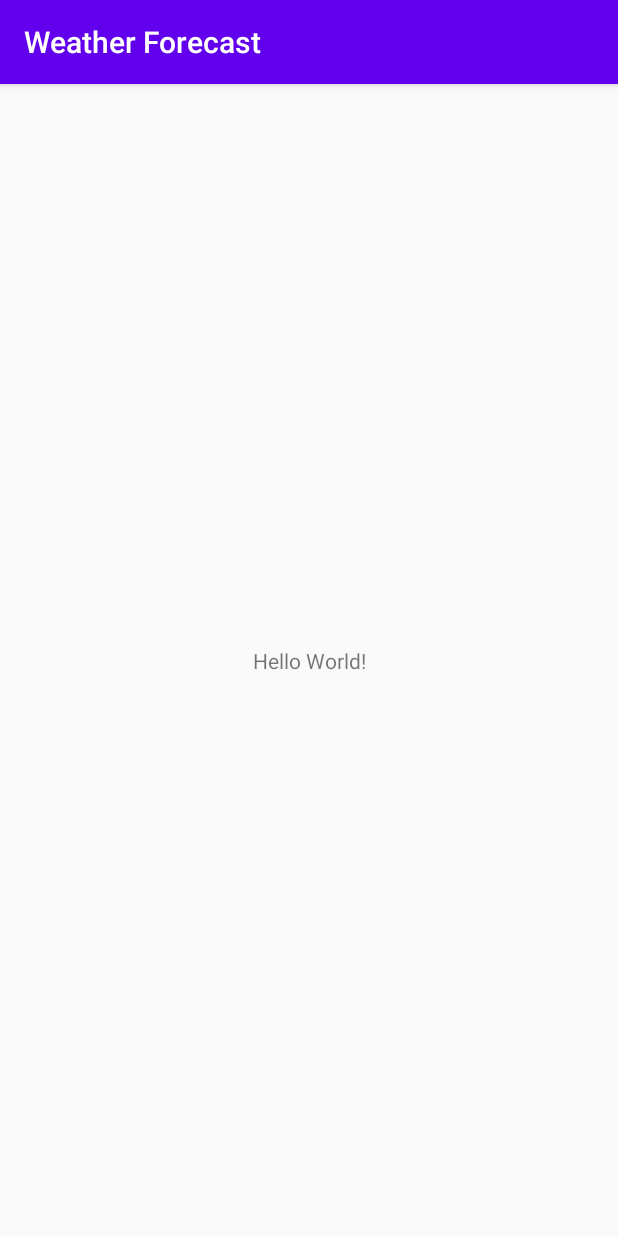
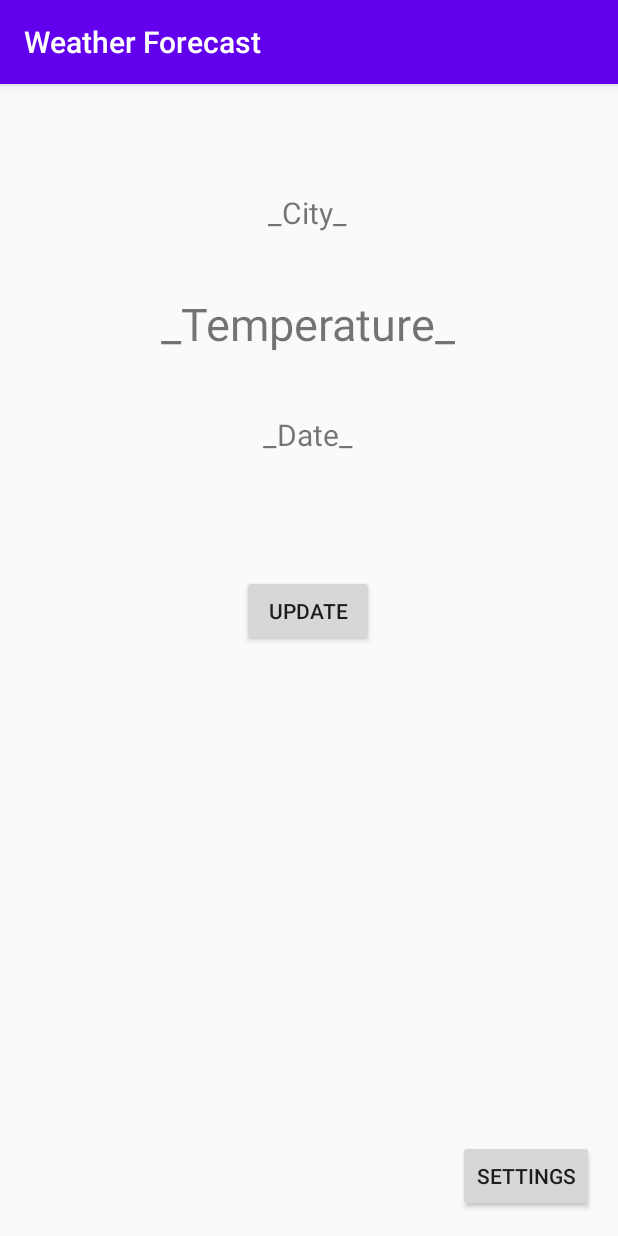
Before and after one commit to teriberka/An1_L1, an Android app: the screen it shows after launch (MainActivity), on a phone screen of 412 x 824 dp. Run offline under Robolectric (Android 15) with nearby library versions, the phone set to English and light mode, and no system bars.

Commit message:
commit 1 - Создал макет приложения, добавил текствью для города, температуры и даты. Добавил пару кнопок. Строковые переменные назначил через ресурсы.

```diff
--- a/app/src/main/res/layout/activity_main.xml
+++ b/app/src/main/res/layout/activity_main.xml
@@ -7,12 +7,60 @@
     tools:context=".MainActivity">
 
     <TextView
+        android:id="@+id/textViewCity"
         android:layout_width="wrap_content"
         android:layout_height="wrap_content"
-        android:text="Hello World!"
-        app:layout_constraintBottom_toBottomOf="parent"
+        android:layout_marginTop="72dp"
+        android:text="@string/city"
+        android:textSize="20sp"
+        app:layout_constraintHorizontal_bias="0.498"
         app:layout_constraintLeft_toLeftOf="parent"
         app:layout_constraintRight_toRightOf="parent"
         app:layout_constraintTop_toTopOf="parent" />
 
+    <TextView
+        android:id="@+id/textViewDate"
+        android:layout_width="wrap_content"
+        android:layout_height="wrap_content"
+        android:layout_marginTop="40dp"
+        android:text="@string/date"
+        android:textSize="20sp"
+        app:layout_constraintEnd_toEndOf="parent"
+        app:layout_constraintHorizontal_bias="0.498"
+        app:layout_constraintStart_toStartOf="parent"
+        app:layout_constraintTop_toBottomOf="@+id/textViewTemperature" />
+
+    <TextView
+        android:id="@+id/textViewTemperature"
+        android:layout_width="wrap_content"
+        android:layout_height="wrap_content"
+        android:layout_marginTop="40dp"
+        android:text="@string/temperature"
+        android:textSize="30sp"
+        app:layout_constraintEnd_toEndOf="parent"
+        app:layout_constraintHorizontal_bias="0.498"
+        app:layout_constraintStart_toStartOf="parent"
+        app:layout_constraintTop_toBottomOf="@+id/textViewCity" />
+
+    <Button
+        android:id="@+id/buttonUpdate"
+        android:layout_width="wrap_content"
+        android:layout_height="wrap_content"
+        android:layout_marginTop="80dp"
+        android:text="@string/update"
+        app:layout_constraintEnd_toEndOf="parent"
+        app:layout_constraintHorizontal_bias="0.498"
+        app:layout_constraintStart_toStartOf="parent"
+        app:layout_constraintTop_toBottomOf="@+id/textViewDate" />
+
+    <Button
+        android:id="@+id/buttonSettings"
+        android:layout_width="wrap_content"
+        android:layout_height="wrap_content"
+        android:layout_marginEnd="16dp"
+        android:layout_marginBottom="16dp"
+        android:text="@string/settings"
+        app:layout_constraintBottom_toBottomOf="parent"
+        app:layout_constraintEnd_toEndOf="parent" />
+
 </androidx.constraintlayout.widget.ConstraintLayout>
--- a/app/src/main/res/values/strings.xml
+++ b/app/src/main/res/values/strings.xml
@@ -1,3 +1,8 @@
 <resources>
     <string name="app_name">Weather Forecast</string>
+    <string name="city">_City_</string>
+    <string name="date">_Date_</string>
+    <string name="temperature">_Temperature_</string>
+    <string name="update">Update</string>
+    <string name="settings">Settings</string>
 </resources>
```
